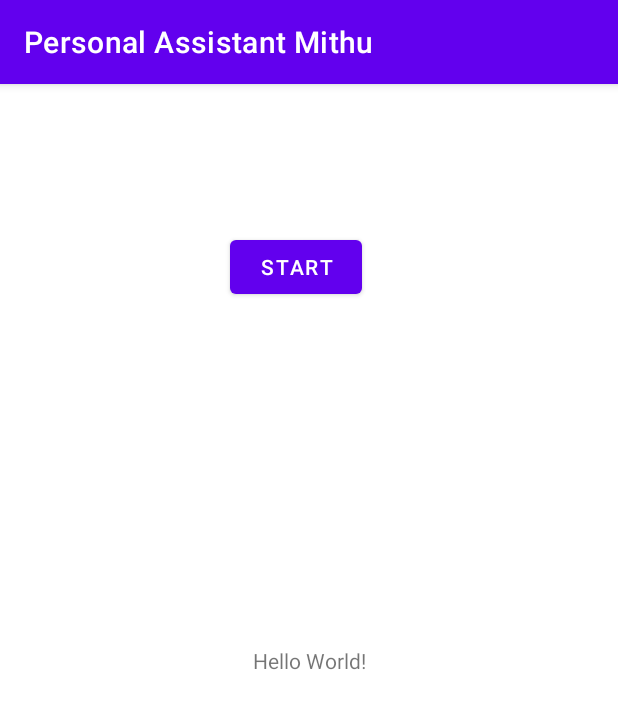
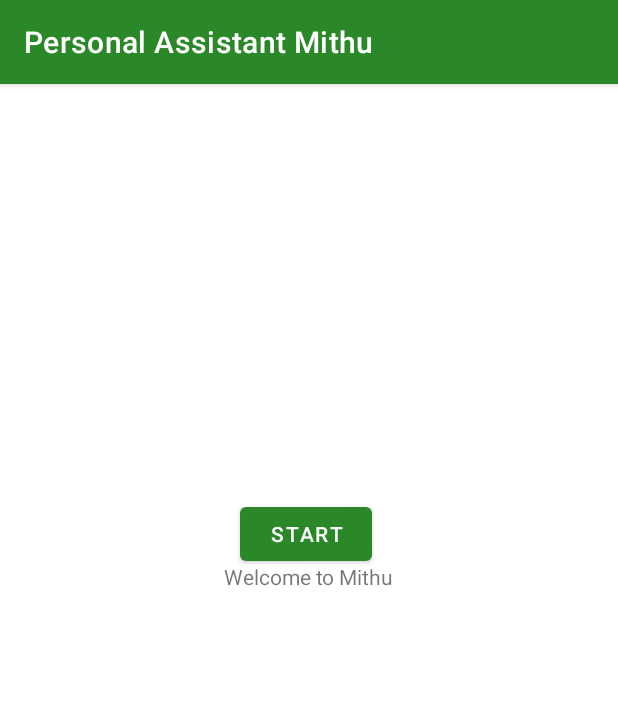
Before and after one commit to SumaiaSiddika/Personal-Assistant-Mithu, an Android app: the screen it shows after launch (MainActivity), on a phone screen of 412 x 824 dp. Shown: the top 709 px of the screen. Run offline under Robolectric (Android 15) with nearby library versions, the phone set to English and light mode, and no system bars.

Commit message:
apk update

```diff
--- a/PersonalAssistantMithu/app/src/main/res/layout/activity_main.xml
+++ b/PersonalAssistantMithu/app/src/main/res/layout/activity_main.xml
@@ -10,18 +10,19 @@
         android:id="@+id/textView"
         android:layout_width="wrap_content"
         android:layout_height="wrap_content"
-        android:text="Hello World!"
+        android:text="Welcome to Mithu"
         app:layout_constraintBottom_toBottomOf="parent"
         app:layout_constraintLeft_toLeftOf="parent"
         app:layout_constraintRight_toRightOf="parent"
-        app:layout_constraintTop_toTopOf="parent" />
+        app:layout_constraintTop_toTopOf="parent"
+        app:layout_constraintVertical_bias="0.426" />
 
     <Button
         android:id="@+id/button"
         android:layout_width="wrap_content"
         android:layout_height="wrap_content"
-        android:layout_marginStart="153dp"
-        android:layout_marginTop="98dp"
+        android:layout_marginStart="160dp"
+        android:layout_marginTop="276dp"
         android:onClick="startButton"
         android:text="@string/start"
         app:layout_constraintStart_toStartOf="parent"
--- a/PersonalAssistantMithu/app/src/main/res/values/colors.xml
+++ b/PersonalAssistantMithu/app/src/main/res/values/colors.xml
@@ -1,8 +1,8 @@
 <?xml version="1.0" encoding="utf-8"?>
 <resources>
     <color name="purple_200">#FFBB86FC</color>
-    <color name="purple_500">#FF6200EE</color>
-    <color name="purple_700">#FF3700B3</color>
+    <color name="purple_500">#2B8828</color>
+    <color name="purple_700">#319A2E</color>
     <color name="teal_200">#FF03DAC5</color>
     <color name="teal_700">#FF018786</color>
     <color name="black">#FF000000</color>
```
Also changed, not shown: PersonalAssistantMithu/app/src/main/java/com/example/personalassistantmithu/MainActivity.java (+34 -3 lines), 2 other files.
